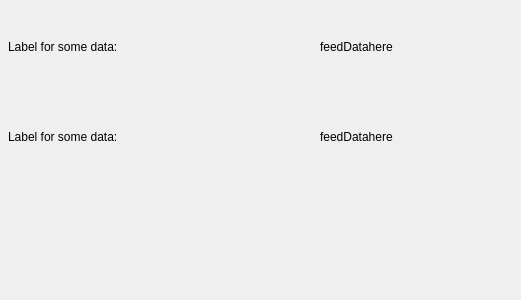
Old version of the form resource/newPlug.ui in the repository menayal/lunabotics_rqt_23_UI.
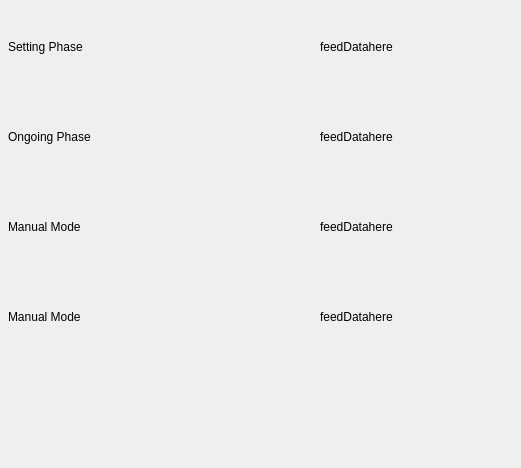
New version of the form.

The edit to the form file:
```diff
--- a/resource/newPlug.ui
+++ b/resource/newPlug.ui
@@ -7,7 +7,7 @@
     <x>0</x>
     <y>0</y>
     <width>521</width>
-    <height>300</height>
+    <height>468</height>
    </rect>
   </property>
   <property name="windowTitle">
@@ -23,7 +23,7 @@
     </rect>
    </property>
    <property name="text">
-    <string>Label for some data:</string>
+    <string>Setting Phase</string>
    </property>
   </widget>
   <widget class="QLabel" name="inputFeedDataLabel">
@@ -49,7 +49,7 @@
     </rect>
    </property>
    <property name="text">
-    <string>Label for some data:</string>
+    <string>Ongoing Phase</string>
    </property>
   </widget>
   <widget class="QLabel" name="inputFeedDataLabel_2">
@@ -65,6 +65,58 @@
     <string>feedDatahere</string>
    </property>
   </widget>
+  <widget class="QLabel" name="labelForManuaMode">
+   <property name="geometry">
+    <rect>
+     <x>8</x>
+     <y>210</y>
+     <width>270</width>
+     <height>34</height>
+    </rect>
+   </property>
+   <property name="text">
+    <string>Manual Mode</string>
+   </property>
+  </widget>
+  <widget class="QLabel" name="inputManuaMode">
+   <property name="geometry">
+    <rect>
+     <x>320</x>
+     <y>210</y>
+     <width>191</width>
+     <height>34</height>
+    </rect>
+   </property>
+   <property name="text">
+    <string>feedDatahere</string>
+   </property>
+  </widget>
+  <widget class="QLabel" name="inputManuaMode_2">
+   <property name="geometry">
+    <rect>
+     <x>320</x>
+     <y>300</y>
+     <width>191</width>
+     <height>34</height>
+    </rect>
+   </property>
+   <property name="text">
+    <string>feedDatahere</string>
+   </property>
+  </widget>
+  <widget class="QLabel" name="labelForManuaMode_2">
+   <property name="geometry">
+    <rect>
+     <x>8</x>
+     <y>300</y>
+     <width>270</width>
+     <height>34</height>
+    </rect>
+   </property>
+   <property name="text">
+    <string>Manual Mode</string>
+   </property>
+  </widget>
  </widget>
  <resources/>
  <connections/>
```
Left out of the diff: 8 changed lines with no effect on the pictures.
